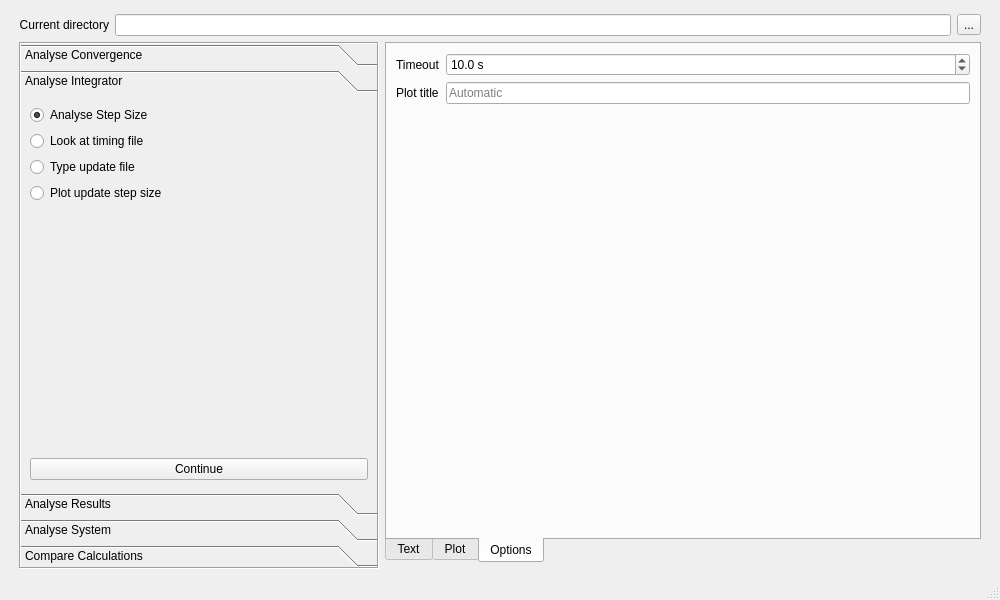
wenzhaojia2000/msc-trajectory-analysis, file source/analyse/gui_files/gui_analysis/ui_analysis.ui: the form before one commit.
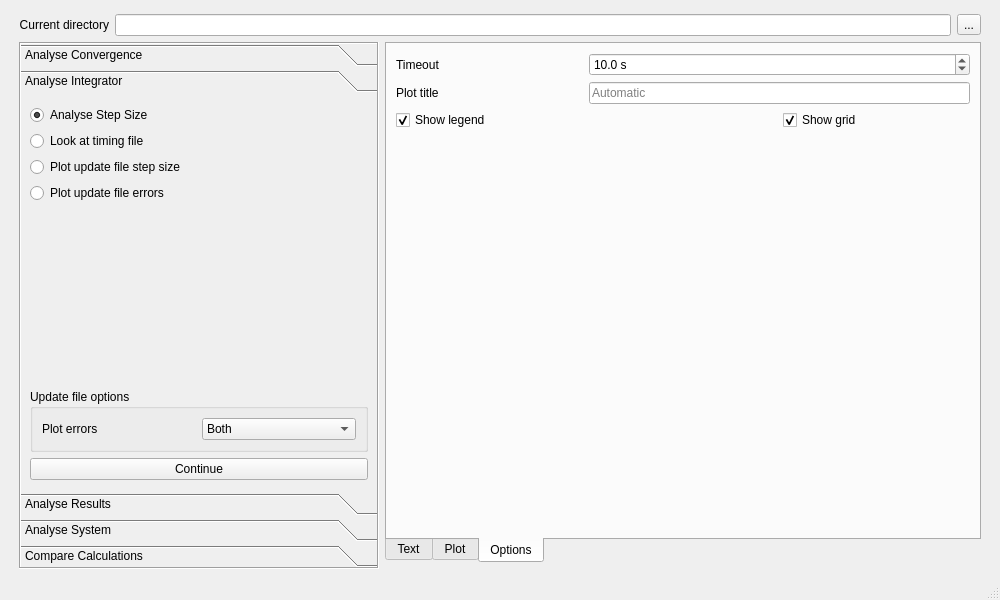
The form after the commit. The open tabs and pages were chosen to show the change. Custom widgets are drawn as their Qt base class.

Commit message:
Split plotting of update file step size and errors
Specialise plotFromText to be for a specific analysis command
Add options to enable or disable grid and legend in plotting

```diff
--- a/source/analyse/gui_files/gui_analysis/ui_analysis.ui
+++ b/source/analyse/gui_files/gui_analysis/ui_analysis.ui
@@ -59,7 +59,7 @@
        </widget>
       </item>
       <item row="1" column="0" rowspan="2" colspan="2">
-       <widget class="QToolBox" name="toolBox">
+       <widget class="QToolBox" name="toolbox">
         <property name="sizePolicy">
          <sizepolicy hsizetype="Fixed" vsizetype="Preferred">
           <horstretch>0</horstretch>
@@ -203,14 +203,14 @@
             <item>
              <widget class="QRadioButton" name="analint_3">
               <property name="text">
-               <string>Type update file</string>
+               <string>Plot update file step size</string>
               </property>
              </widget>
             </item>
             <item>
              <widget class="QRadioButton" name="analint_4">
               <property name="text">
-               <string>Plot update step size</string>
+               <string>Plot update file errors</string>
               </property>
              </widget>
             </item>
@@ -229,6 +229,41 @@
             </property>
            </spacer>
           </item>
+          <item>
+           <widget class="QGroupBox" name="update_box">
+            <property name="title">
+             <string>Update file options</string>
+            </property>
+            <layout class="QGridLayout" name="gridLayout_4">
+             <item row="0" column="0">
+              <widget class="QLabel" name="update_label">
+               <property name="text">
+                <string>Plot errors</string>
+               </property>
+              </widget>
+             </item>
+             <item row="0" column="1">
+              <widget class="QComboBox" name="update_combobox">
+               <item>
+                <property name="text">
+                 <string>Both</string>
+                </property>
+               </item>
+               <item>
+                <property name="text">
+                 <string>A-vector</string>
+                </property>
+               </item>
+               <item>
+                <property name="text">
+                 <string>Phi/SPFs</string>
+                </property>
+               </item>
+              </widget>
+             </item>
+            </layout>
+           </widget>
+          </item>
           <item>
            <widget class="QPushButton" name="analint_push">
             <property name="text">
@@ -534,7 +569,7 @@
        </widget>
       </item>
       <item row="1" column="2" colspan="2">
-       <widget class="QTabWidget" name="tabWidget">
+       <widget class="QTabWidget" name="tab_widget">
         <property name="tabPosition">
          <enum>QTabWidget::South</enum>
         </property>
@@ -575,13 +610,6 @@
           <string>Options</string>
          </attribute>
          <layout class="QGridLayout" name="gridLayout_3">
-          <item row="1" column="0">
-           <widget class="QLabel" name="title_label">
-            <property name="text">
-             <string>Plot title</string>
-            </property>
-           </widget>
-          </item>
           <item row="0" column="0">
            <widget class="QLabel" name="timeout_label">
             <property name="text">
@@ -589,14 +617,7 @@
             </property>
            </widget>
           </item>
-          <item row="1" column="1">
-           <widget class="QLineEdit" name="title_edit">
-            <property name="placeholderText">
-             <string>Automatic</string>
-            </property>
-           </widget>
-          </item>
-          <item row="0" column="1">
+          <item row="0" column="1" colspan="2">
            <widget class="QDoubleSpinBox" name="timeout_spinbox">
             <property name="specialValueText">
              <string>No timeout</string>
@@ -615,7 +636,41 @@
             </property>
            </widget>
           </item>
-          <item row="2" column="1">
+          <item row="1" column="0">
+           <widget class="QLabel" name="title_label">
+            <property name="text">
+             <string>Plot title</string>
+            </property>
+           </widget>
+          </item>
+          <item row="1" column="1" colspan="2">
+           <widget class="QLineEdit" name="title_edit">
+            <property name="placeholderText">
+             <string>Automatic</string>
+            </property>
+           </widget>
+          </item>
+          <item row="2" column="0" colspan="2">
+           <widget class="QCheckBox" name="legend_checkbox">
+            <property name="text">
+             <string>Show legend</string>
+            </property>
+            <property name="checked">
+             <bool>true</bool>
+            </property>
+           </widget>
+          </item>
+          <item row="2" column="2">
+           <widget class="QCheckBox" name="grid_checkbox">
+            <property name="text">
+             <string>Show grid</string>
+            </property>
+            <property name="checked">
+             <bool>true</bool>
+            </property>
+           </widget>
+          </item>
+          <item row="3" column="1">
            <spacer name="options_vspacer">
             <property name="orientation">
              <enum>Qt::Vertical</enum>
```
Left out of the diff: 2 changed lines with no effect on the pictures. The commit also changes 2 other files.
